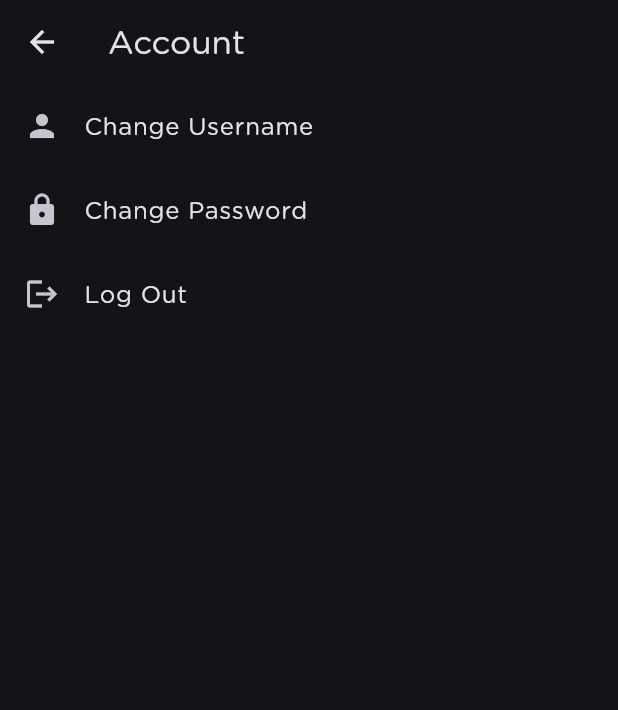
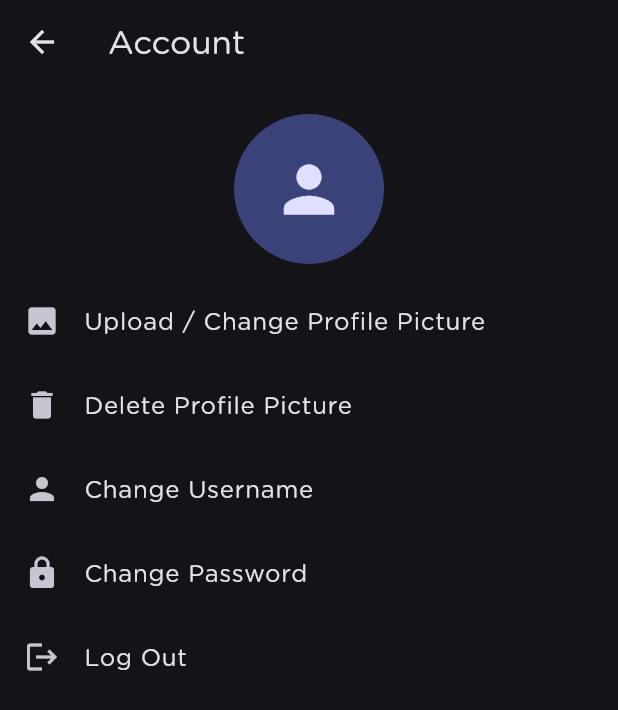
Before and after one commit to intercogni/sundial, a Flutter app: the AccountScreen screen opened directly, on a phone screen of 412 x 824 dp. Shown: the top 710 px of the screen. Run offline on Flutter 3.47's test engine with Material 3 defaults, Android fonts, the phone set to English and light mode, and no system bars; our stand-ins replace firebase_auth, firebase_core, firebase_database, flutter_svg, image_picker, objectbox; missing offline and left inert: ming_cute_icons; accounts and stored records are empty; generated files the repository leaves out were written again.

Commit message:
update add user profile pic management

```diff
--- a/lib/screens/account.dart
+++ b/lib/screens/account.dart
@@ -1,8 +1,11 @@
 import 'package:firebase_auth/firebase_auth.dart';
 import 'package:flutter/material.dart';
+import '../services/profile_pic_service.dart';
 
 class AccountScreen extends StatelessWidget {
   const AccountScreen({super.key});
+
+  static final _picManager = ProfilePicManager();
 
   Future<void> _showChangeUsernameDialog(BuildContext context) async {
     String newUsername = '';
@@ -97,6 +100,27 @@ class AccountScreen extends StatelessWidget {
       ),
       body: ListView(
         children: <Widget>[
+          const SizedBox(height: 20),
+
+          Center(child: _picManager.profilePicWidget(radius: 50)),
+          const SizedBox(height: 10),
+
+          ListTile(
+            leading: const Icon(Icons.image),
+            title: const Text('Upload / Change Profile Picture'),
+            onTap: () async {
+              await _picManager.uploadAndSaveProfilePic();
+            },
+          ),
+
+          ListTile(
+            leading: const Icon(Icons.delete),
+            title: const Text('Delete Profile Picture'),
+            onTap: () async {
+              await _picManager.deleteProfilePic();
+            },
+          ),
+
           ListTile(
             leading: const Icon(Icons.person),
             title: const Text('Change Username'),
```
